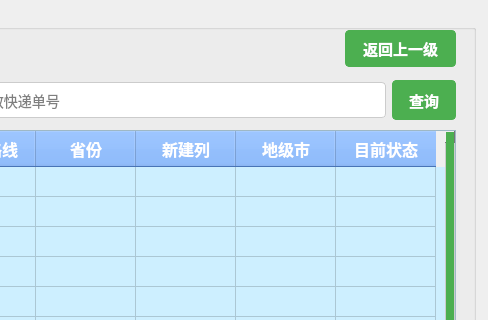
Above: modules/postman/postman_search_delivery.ui from gfzyl/Parcel-System before the change; both pictures show x 295 to 783 and y 0 to 320 of the 783 by 585 pixel window. Below: the same form after it.
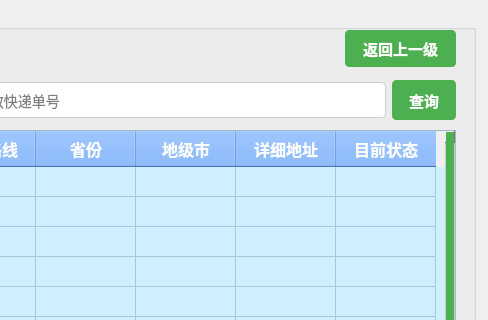
That is the form after the change.

Diff of the .ui file:
```diff
--- a/modules/postman/postman_search_delivery.ui
+++ b/modules/postman/postman_search_delivery.ui
@@ -203,12 +203,12 @@
     </column>
     <column>
      <property name="text">
-      <string>新建列</string>
+      <string>地级市</string>
      </property>
     </column>
     <column>
      <property name="text">
-      <string>地级市</string>
+      <string>详细地址</string>
      </property>
     </column>
     <column>
```
